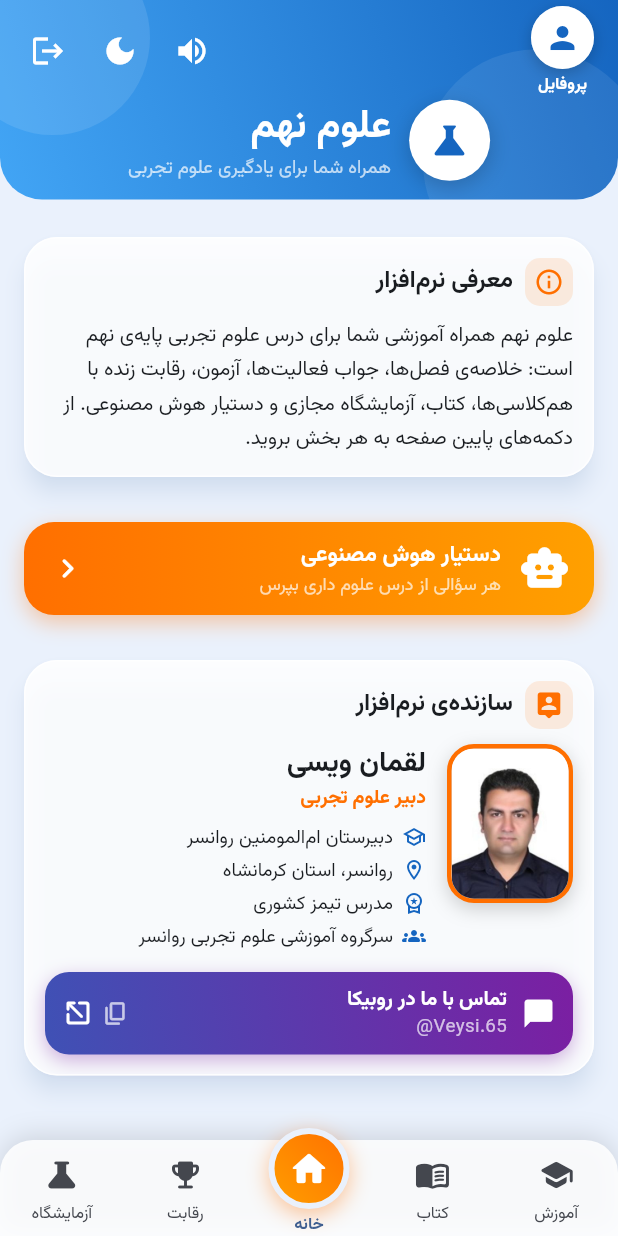
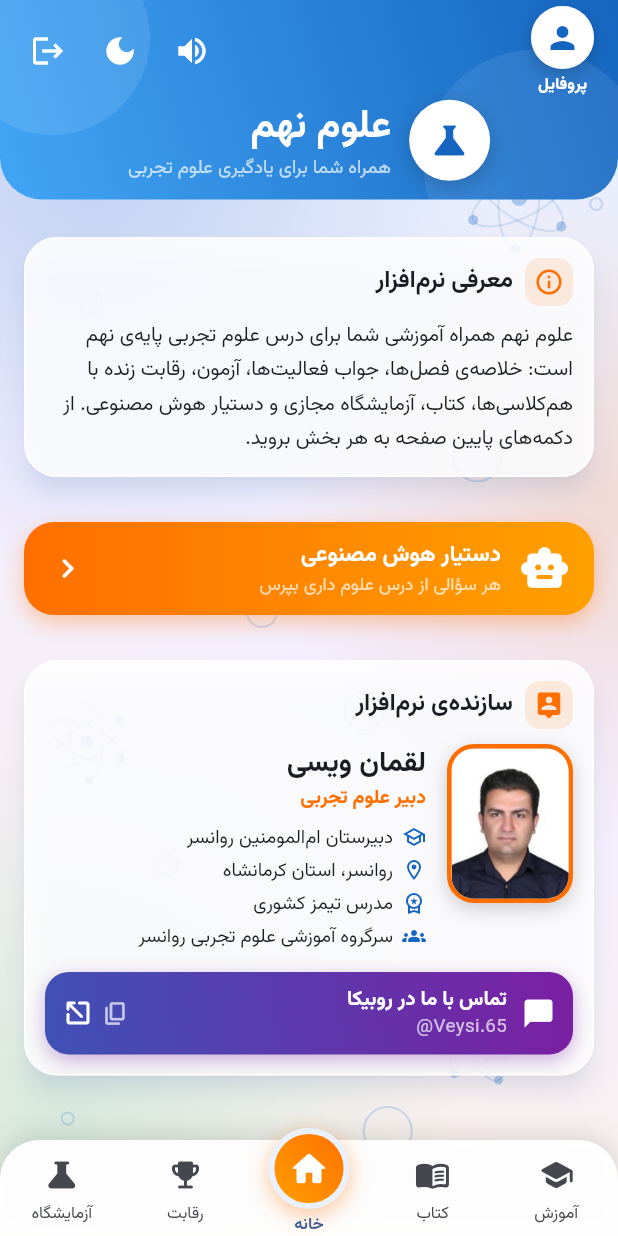
Before and after one commit to loghmanveysi-wq/oloom-noh, a Flutter app: the screen it shows once a user with an empty profile is signed in, on a phone screen of 412 x 824 dp. Run offline on Flutter 3.47's test engine with Material 3 defaults, Android fonts, the phone set to English and light mode, and no system bars; our stand-ins replace audioplayers, cached_network_image, cloud_firestore, file_picker, firebase_auth, firebase_core and 6 more; missing offline and left inert: syncfusion_flutter_core, syncfusion_flutter_pdfviewer; accounts and stored records are empty.

Commit message:
Refactor home screen with AppBackground and style changes
Updated the home screen layout to include an app background and adjusted the bottom navigation bar's corner radius.

```diff
--- a/lib/screens/home_screen.dart
+++ b/lib/screens/home_screen.dart
@@ -2,6 +2,7 @@
 import 'package:flutter/material.dart';
 import '../theme/app_theme.dart';
 import '../services/sound_service.dart';
+import '../widgets/app_background.dart';
 import 'learn_screen.dart';
 import 'book_list_screen.dart';
 import 'intro_screen.dart';
@@ -51,7 +52,9 @@ class _HomeScreenState extends State<HomeScreen> {
       onPopInvoked: (didPop) {
         if (!didPop) _go(_homeIndex);
       },
+      child: AppBackground(
         child: Scaffold(
+          backgroundColor: Colors.transparent,
           body: IndexedStack(
             index: _index,
             children: [
@@ -60,12 +63,13 @@ class _HomeScreenState extends State<HomeScreen> {
           ),
           bottomNavigationBar: _bottomBar(),
         ),
+      ),
     );
   }
 
   Widget _bottomBar() {
     final theme = Theme.of(context);
-    final barColor = theme.cardTheme.color ?? theme.colorScheme.surface;
+    final barColor = (theme.cardTheme.color ?? theme.colorScheme.surface).withOpacity(0.96);
     return Column(
       mainAxisSize: MainAxisSize.min,
       children: [
@@ -81,7 +85,7 @@ class _HomeScreenState extends State<HomeScreen> {
                 child: Container(
                   decoration: BoxDecoration(
                     color: barColor,
-                    borderRadius: const BorderRadius.vertical(top: Radius.circular(22)),
+                    borderRadius: const BorderRadius.vertical(top: Radius.circular(26)),
                     boxShadow: [
                       BoxShadow(
                         color: Colors.black.withOpacity(0.12),
```
Lines whose indentation alone changed are shown as unchanged.
